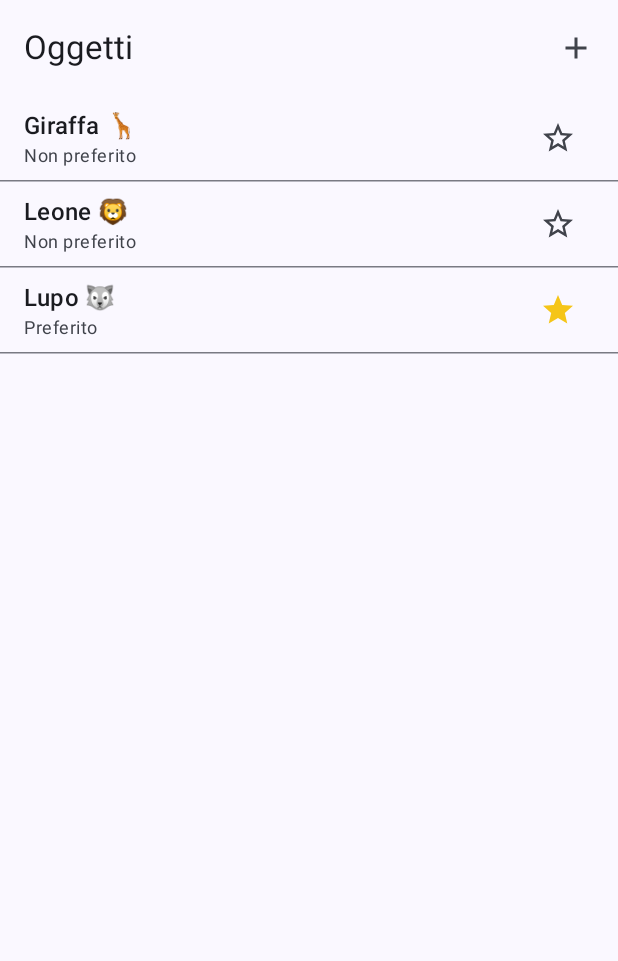
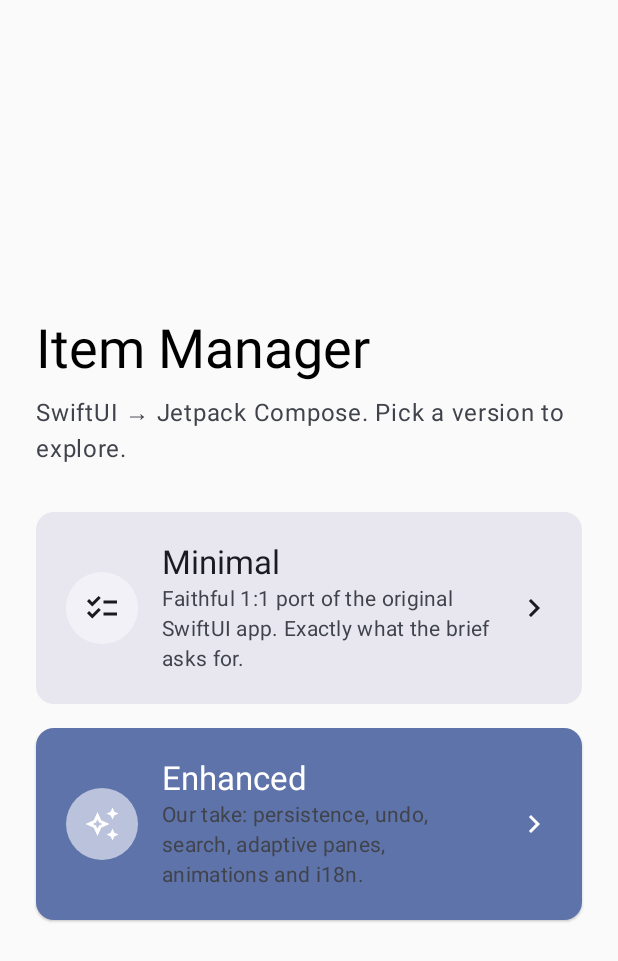
Before and after one commit to Uriel-Cast/AcademyUrielCastillo, an Android app built with Jetpack Compose: the screen it shows after launch (MainActivity), on a phone screen of 412 x 824 dp. Shown: the top 961 px of the screen. Run offline under Robolectric (Android 15) with nearby library versions, the phone set to English and light mode, and no system bars.

Commit message:
feat(app): launcher to choose between the two versions
MainActivity now opens a LauncherScreen with two cards — Minimal and Enhanced —
so the whole submission builds and runs as a single APK. RootApp hands the
screen to the chosen version; each owns its navigation, and backing out of a
version's root returns to the launcher (BackHandler enabled only at the root).

The Enhanced entry is a placeholder for now; the following commits build it out.

```diff
--- a/app/src/main/java/com/urielcast/academytest2026/MainActivity.kt
+++ b/app/src/main/java/com/urielcast/academytest2026/MainActivity.kt
@@ -4,7 +4,6 @@ import android.os.Bundle
 import androidx.activity.ComponentActivity
 import androidx.activity.compose.setContent
 import androidx.activity.enableEdgeToEdge
-import com.urielcast.academytest2026.minimal.MinimalApp
 import com.urielcast.academytest2026.ui.theme.AcademyUrielCastilloTheme
 
 class MainActivity : ComponentActivity() {
@@ -13,7 +12,7 @@ class MainActivity : ComponentActivity() {
         enableEdgeToEdge()
         setContent {
             AcademyUrielCastilloTheme {
-                MinimalApp()
+                RootApp()
             }
         }
     }
--- /dev/null
+++ b/app/src/main/java/com/urielcast/academytest2026/RootApp.kt
@@ -0,0 +1,41 @@
+package com.urielcast.academytest2026
+
+import androidx.compose.runtime.Composable
+import androidx.compose.runtime.getValue
+import androidx.compose.runtime.mutableStateOf
+import androidx.compose.runtime.saveable.rememberSaveable
+import androidx.compose.runtime.setValue
+import androidx.compose.ui.Modifier
+import com.urielcast.academytest2026.enhanced.EnhancedApp
+import com.urielcast.academytest2026.minimal.MinimalApp
+import com.urielcast.academytest2026.shared.LauncherScreen
+
+private enum class AppSection { Launcher, Minimal, Enhanced }
+
+/**
+ * Top-level shell. Shows the launcher, then hands the whole screen to whichever
+ * version the user picks. Each version owns its own navigation; backing out of a
+ * version's root returns here (via `onExit`).
+ */
+@Composable
+fun RootApp(modifier: Modifier = Modifier) {
+    var section by rememberSaveable { mutableStateOf(AppSection.Launcher) }
+
+    when (section) {
+        AppSection.Launcher -> LauncherScreen(
+            onOpenMinimal = { section = AppSection.Minimal },
+            onOpenEnhanced = { section = AppSection.Enhanced },
+            modifier = modifier,
+        )
+
+        AppSection.Minimal -> MinimalApp(
+            modifier = modifier,
+            onExit = { section = AppSection.Launcher },
+        )
+
+        AppSection.Enhanced -> EnhancedApp(
+            modifier = modifier,
+            onExit = { section = AppSection.Launcher },
+        )
+    }
+}
--- /dev/null
+++ b/app/src/main/java/com/urielcast/academytest2026/shared/LauncherScreen.kt
@@ -0,0 +1,138 @@
+package com.urielcast.academytest2026.shared
+
+import androidx.compose.foundation.layout.Arrangement
+import androidx.compose.foundation.layout.Box
+import androidx.compose.foundation.layout.Column
+import androidx.compose.foundation.layout.Row
+import androidx.compose.foundation.layout.Spacer
+import androidx.compose.foundation.layout.fillMaxSize
+import androidx.compose.foundation.layout.fillMaxWidth
+import androidx.compose.foundation.layout.padding
+import androidx.compose.foundation.layout.size
+import androidx.compose.foundation.shape.CircleShape
+import androidx.compose.material.icons.Icons
+import androidx.compose.material.icons.automirrored.filled.KeyboardArrowRight
+import androidx.compose.material.icons.outlined.AutoAwesome
+import androidx.compose.material.icons.outlined.Checklist
+import androidx.compose.material3.CardDefaults
+import androidx.compose.material3.ElevatedCard
+import androidx.compose.material3.Icon
+import androidx.compose.material3.MaterialTheme
+import androidx.compose.material3.Surface
+import androidx.compose.material3.Text
+import androidx.compose.runtime.Composable
+import androidx.compose.ui.Alignment
+import androidx.compose.ui.Modifier
+import androidx.compose.ui.graphics.vector.ImageVector
+import androidx.compose.ui.tooling.preview.Preview
+import androidx.compose.ui.unit.dp
+import com.urielcast.academytest2026.ui.theme.AcademyUrielCastilloTheme
+
+/**
+ * Landing screen that lets the reviewer choose which build to explore:
+ * the [Minimal][onOpenMinimal] 1:1 SwiftUI port, or the [Enhanced][onOpenEnhanced]
+ * version. Both live in the same APK so it builds and runs once.
+ */
+@Composable
+fun LauncherScreen(
+    onOpenMinimal: () -> Unit,
+    onOpenEnhanced: () -> Unit,
+    modifier: Modifier = Modifier,
+) {
+    Column(
+        modifier = modifier
+            .fillMaxSize()
+            .padding(24.dp),
+        verticalArrangement = Arrangement.Center,
+    ) {
+        Text(
+            text = "Item Manager",
+            style = MaterialTheme.typography.displaySmall,
+        )
+        Text(
+            text = "SwiftUI → Jetpack Compose. Pick a version to explore.",
+            style = MaterialTheme.typography.bodyLarge,
+            color = MaterialTheme.colorScheme.onSurfaceVariant,
+            modifier = Modifier.padding(top = 8.dp),
+        )
+
+        Spacer(Modifier.size(32.dp))
+
+        VersionCard(
+            icon = Icons.Outlined.Checklist,
+            title = "Minimal",
+            subtitle = "Faithful 1:1 port of the original SwiftUI app. Exactly what the brief asks for.",
+            onClick = onOpenMinimal,
+            containerColor = MaterialTheme.colorScheme.surfaceContainerHigh,
+        )
+
+        Spacer(Modifier.size(16.dp))
+
+        VersionCard(
+            icon = Icons.Outlined.AutoAwesome,
+            title = "Enhanced",
+            subtitle = "Our take: persistence, undo, search, adaptive panes, animations and i18n.",
+            onClick = onOpenEnhanced,
+            containerColor = MaterialTheme.colorScheme.primaryContainer,
+        )
+    }
+}
+
+@Composable
+private fun VersionCard(
+    icon: ImageVector,
+    title: String,
+    subtitle: String,
+    onClick: () -> Unit,
+    containerColor: androidx.compose.ui.graphics.Color,
+    modifier: Modifier = Modifier,
+) {
+    ElevatedCard(
+        onClick = onClick,
+        modifier = modifier.fillMaxWidth(),
+        colors = CardDefaults.elevatedCardColors(containerColor = containerColor),
+    ) {
+        Row(
+            modifier = Modifier
+                .fillMaxWidth()
+                .padding(20.dp),
+            verticalAlignment = Alignment.CenterVertically,
+        ) {
+            Surface(
+                shape = CircleShape,
+                color = MaterialTheme.colorScheme.surface.copy(alpha = 0.6f),
+                modifier = Modifier.size(48.dp),
+            ) {
+                Box(contentAlignment = Alignment.Center) {
+                    Icon(imageVector = icon, contentDescription = null)
+                }
+            }
+
+            Column(
+                modifier = Modifier
+                    .weight(1f)
+                    .padding(horizontal = 16.dp),
+            ) {
+                Text(text = title, style = MaterialTheme.typography.titleLarge)
+                Text(
+                    text = subtitle,
+                    style = MaterialTheme.typography.bodyMedium,
+                    color = MaterialTheme.colorScheme.onSurfaceVariant,
+                )
+            }
+
+            Icon(
+                imageVector = Icons.AutoMirrored.Filled.KeyboardArrowRight,
+                contentDescription = null,
+            )
+        }
+    }
+}
+
+@Preview(showBackground = true, heightDp = 720)
+@Composable
+private fun LauncherScreenPreview() {
+    AcademyUrielCastilloTheme {
+        LauncherScreen(onOpenMinimal = {}, onOpenEnhanced = {})
+    }
+}
```
Also changed, not shown: app/src/main/java/com/urielcast/academytest2026/enhanced/EnhancedApp.kt (added, +40 -0 lines), app/src/main/java/com/urielcast/academytest2026/minimal/MinimalApp.kt (+7 -0 lines).
